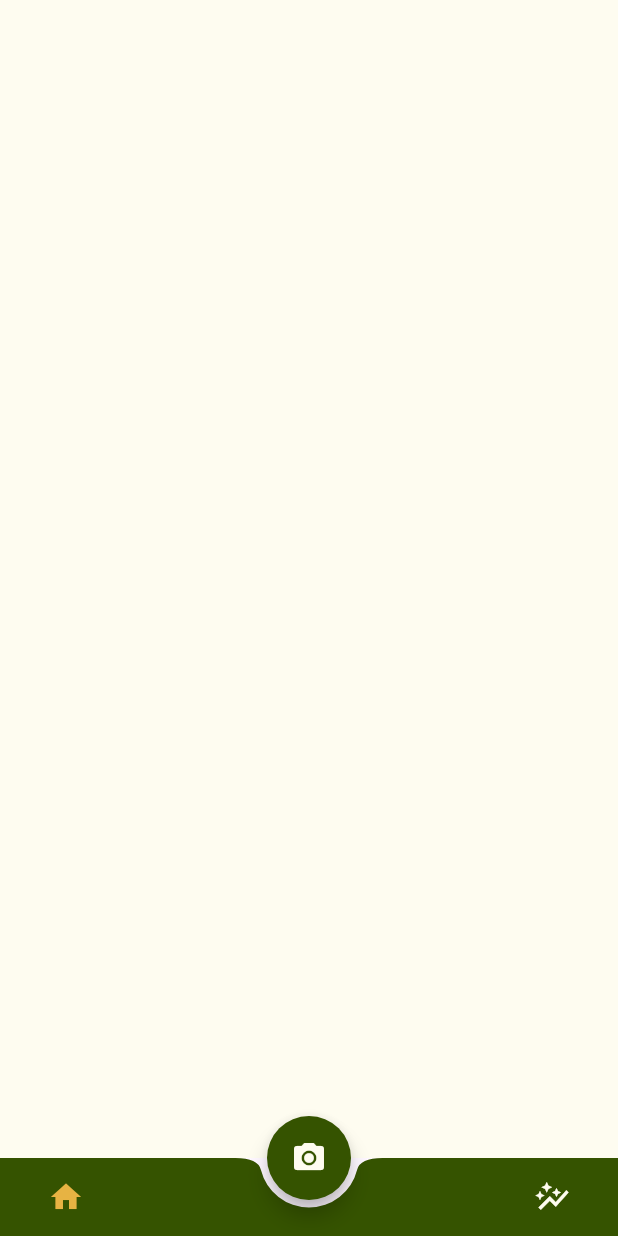
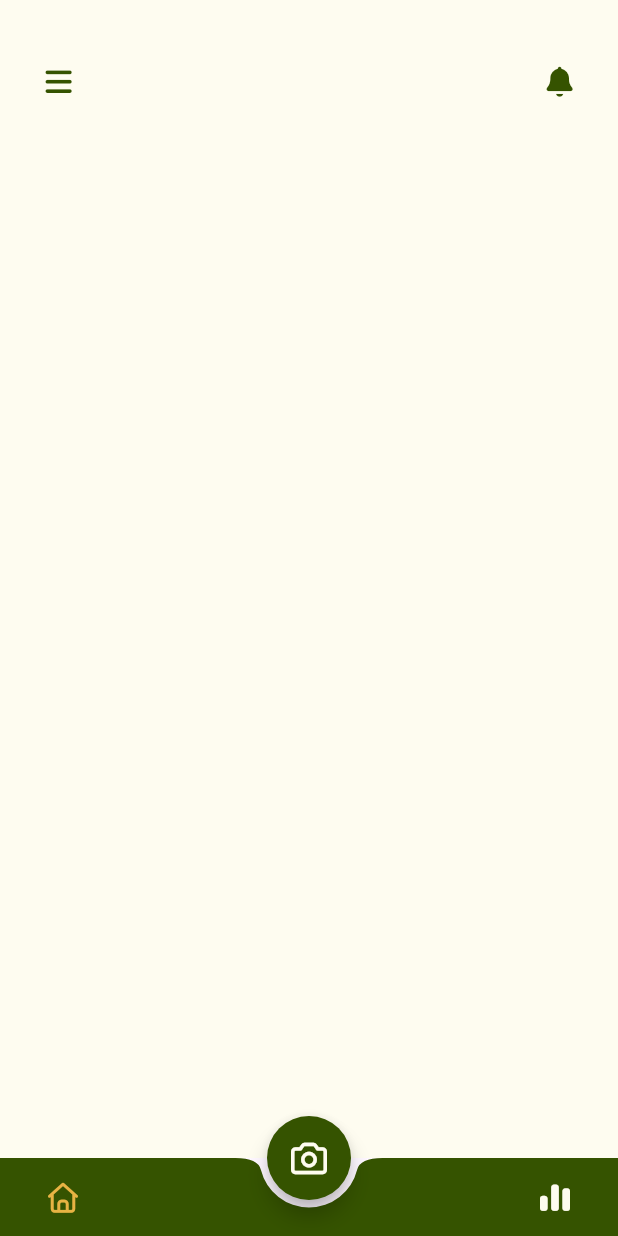
Before and after one commit to fortran-thesis/mobile, a Flutter app: the MainPage screen opened directly, on a phone screen of 412 x 824 dp. Run offline on Flutter 3.47's test engine with Material 3 defaults, Android fonts, the phone set to English and light mode, and no system bars; our stand-ins replace flutter_svg, font_awesome_flutter; project files that could hold a hidden picture were left out.

```diff
--- a/lib/main.dart
+++ b/lib/main.dart
@@ -1,4 +1,5 @@
 import 'package:flutter/material.dart';
+import 'package:font_awesome_flutter/font_awesome_flutter.dart';
 import 'package:moldify/pages/home/home_page.dart';
 import 'package:moldify/pages/identification/main_camera.dart';
 import 'package:moldify/pages/misc/colors.dart';
@@ -63,7 +64,7 @@ class _MainPageState extends State<MainPage> {
         backgroundColor: MoldifyColors.primaryColor,
         shape: const CircleBorder(),
         child: Icon(
-          Icons.photo_camera,
+          FontAwesomeIcons.camera,
           size: 24,
           color: selectedPosition == 1
               ? MoldifyColors.accentColor
@@ -90,12 +91,12 @@ class _MainPageState extends State<MainPage> {
           mainAxisAlignment: MainAxisAlignment.spaceBetween,
           children: [
             _tabItem(
-              icon: Icons.home,
+              icon: FontAwesomeIcons.house,
               isSelected: selectedPosition == 0,
               onTap: () => setState(() => selectedPosition = 0),
             ),
             _tabItem(
-              icon: Icons.auto_graph_outlined,
+              icon: FontAwesomeIcons.chartSimple,
               isSelected: selectedPosition == 2,
               onTap: () => setState(() => selectedPosition = 2),
             ),
@@ -117,7 +118,7 @@ class _MainPageState extends State<MainPage> {
       onTap: onTap,
       borderRadius: BorderRadius.circular(10.0),
       child: Padding(
-        padding: const EdgeInsets.symmetric(horizontal: 16.0, vertical: 1),
+        padding: const EdgeInsets.symmetric(horizontal: 16.0, vertical: 4.0),
         child: Column(
           mainAxisSize: MainAxisSize.min,
           mainAxisAlignment: MainAxisAlignment.center,
@@ -127,7 +128,7 @@ class _MainPageState extends State<MainPage> {
               color: isSelected
                   ? MoldifyColors.accentColor
                   : MoldifyColors.backgroundColor,
-              size: 24,
+              size: 20.0,
             ),
           ],
         ),
--- a/lib/pages/auth/login.dart
+++ b/lib/pages/auth/login.dart
@@ -198,7 +198,7 @@ class _LoginScreenState extends State<LoginScreen> {
                   Padding(
                     padding: const EdgeInsets.only(top: 40.0, bottom: 3.0),
                     child: BuildButton(
-                        buttonText: 'Log In1',
+                        buttonText: 'Log In',
                         onPressed: () {
                           // Handle login logic here
                           Navigator.of(context).pushReplacement(
--- a/lib/pages/home/home_page.dart
+++ b/lib/pages/home/home_page.dart
@@ -1,5 +1,7 @@
 import 'package:flutter/material.dart';
+import 'package:font_awesome_flutter/font_awesome_flutter.dart';
 import 'package:moldify/pages/misc/colors.dart';
+import 'package:moldify/pages/misc/functions/app_drawer.dart'; // Added import
 
 class HomeScreen extends StatefulWidget{
   const HomeScreen({super.key});
@@ -12,13 +14,42 @@ class _HomeScreenState extends State<HomeScreen> {
   Widget build(BuildContext context) {
     return Scaffold(
       backgroundColor: MoldifyColors.backgroundColor,
+      drawer: const AppDrawer(),
       body: SingleChildScrollView(
-        child: Padding(padding: const EdgeInsets.only(left: 15.0, right: 15.0, bottom: 30.0, top: 20.0),
+        child: Padding(padding: const EdgeInsets.symmetric(horizontal: 15.0, vertical: 30.0),
           child: Column(
             children: [
               Row(
                 children: [
-
+                  Builder(
+                    builder: (BuildContext newContext) {
+                      return IconButton(
+                          onPressed: () {
+                            Scaffold.of(newContext).openDrawer();
+                          },
+                          icon: const Icon(
+                              FontAwesomeIcons.bars,
+                              color: MoldifyColors.primaryColor,
+                              size: 20.0
+                          )
+                      );
+                    }
+                  ),
+                  const Spacer(),
+                  IconButton(
+                      onPressed: () {},
+                      icon: const Icon
+                        (
+                          FontAwesomeIcons.solidBell,
+                          color: MoldifyColors.primaryColor,
+                          size: 20.0
+                      )
+                  ),
+                ],
+              ),
+              const Row(
+                children: [
+                  // You can add more widgets here if needed
                 ],
               )
             ],
--- a/pubspec.yaml
+++ b/pubspec.yaml
@@ -35,6 +35,7 @@ dependencies:
   # Use with the CupertinoIcons class for iOS style icons.
   cupertino_icons: ^1.0.8
   flutter_svg: ^2.2.0
+  font_awesome_flutter: ^10.9.0
 
 dev_dependencies:
   flutter_test:
```
Also changed, not shown: lib/pages/misc/functions/app_drawer.dart (added, +229 -0 lines), pubspec.lock.
